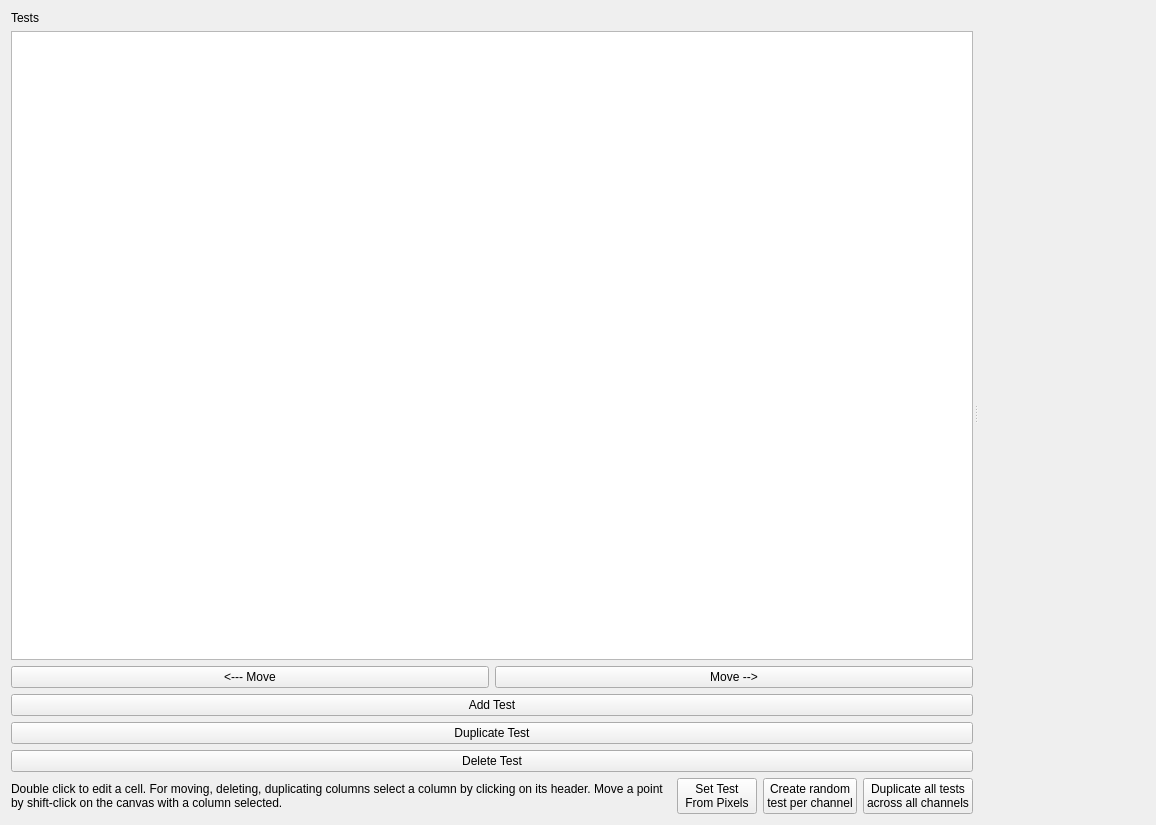
Qt form src/pcot/assets/tabpixtest.ui (AU-ExoMars/PCOT) before a commit.
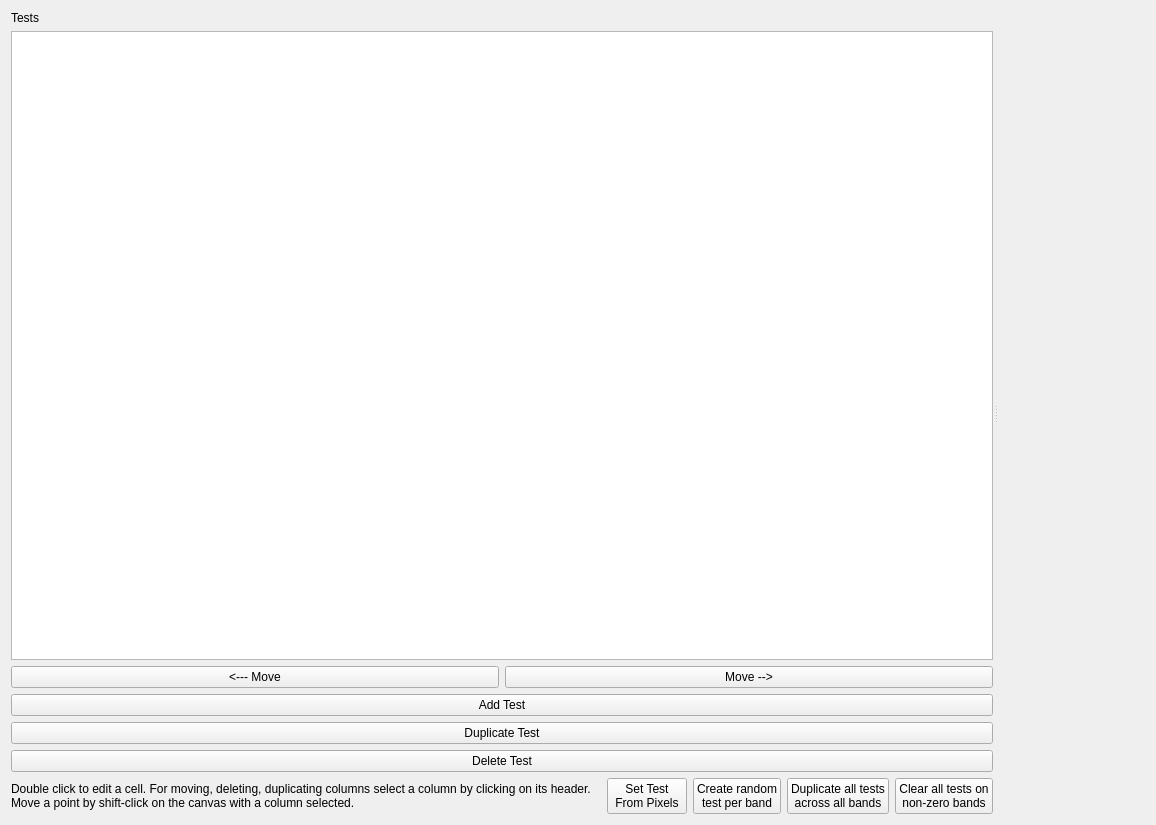
The same form after that commit. Custom widgets are drawn as their Qt base class.

Commit message: Refactor and redocument of manual register. Added "remove all but band 0" to pixtest and added some docs to it. Fixed a bug in gen where the first band was added twice. Added uncertainty to manual reg test.

Patch:
```diff
--- a/src/pcot/assets/tabpixtest.ui
+++ b/src/pcot/assets/tabpixtest.ui
@@ -172,7 +172,7 @@
            </property>
            <property name="text">
             <string>Create random
-test per channel</string>
+test per band</string>
            </property>
           </widget>
          </item>
@@ -186,7 +186,21 @@
            </property>
            <property name="text">
             <string>Duplicate all tests
-across all channels</string>
+across all bands</string>
+           </property>
+          </widget>
+         </item>
+         <item>
+          <widget class="QPushButton" name="clearNonZeroButton">
+           <property name="sizePolicy">
+            <sizepolicy hsizetype="Maximum" vsizetype="Minimum">
+             <horstretch>0</horstretch>
+             <verstretch>0</verstretch>
+            </sizepolicy>
+           </property>
+           <property name="text">
+            <string>Clear all tests on
+non-zero bands</string>
            </property>
           </widget>
          </item>
```
The commit also changes 7 other files.
